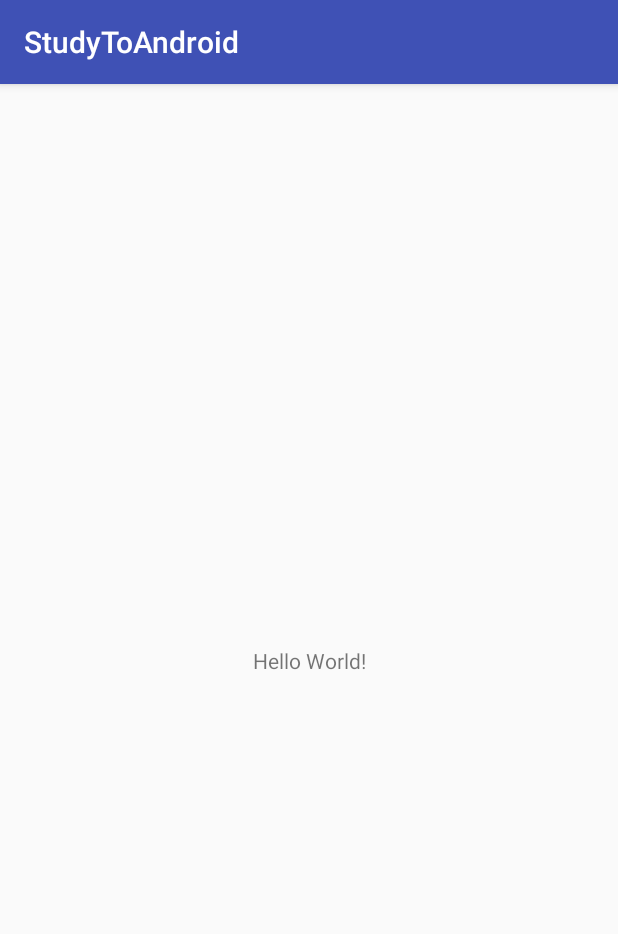
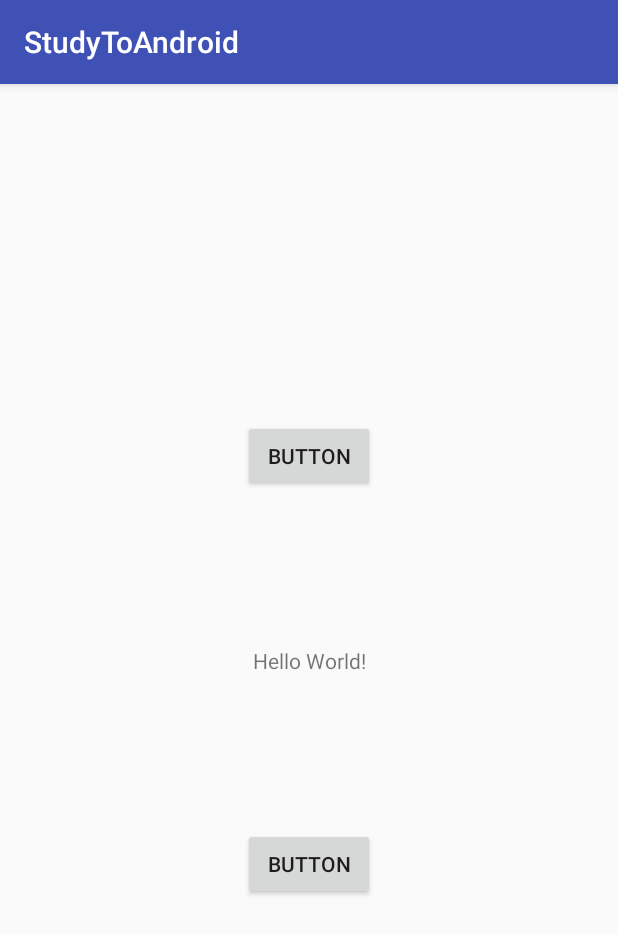
Before and after one commit to baeyeongpyo/StudyToAndroid, an Android app: the screen it shows after launch (MainActivity), on a phone screen of 412 x 824 dp. Shown: the top 934 px of the screen. Run offline under Robolectric (Android 15) with nearby library versions, the phone set to English and light mode, and no system bars.

Commit message:
2018-03-07-22:20

```diff
--- a/app/build.gradle
+++ b/app/build.gradle
@@ -25,4 +25,8 @@ dependencies {
     testImplementation 'junit:junit:4.12'
     androidTestImplementation 'com.android.support.test:runner:1.0.1'
     androidTestImplementation 'com.android.support.test.espresso:espresso-core:3.0.1'
+    implementation "org.jetbrains.kotlin:kotlin-stdlib-jre7:$kotlin_version"
 }
+
+apply plugin: 'kotlin-android'
+apply plugin: 'kotlin-android-extensions'
--- a/app/src/main/AndroidManifest.xml
+++ b/app/src/main/AndroidManifest.xml
@@ -16,6 +16,8 @@
                 <category android:name="android.intent.category.LAUNCHER" />
             </intent-filter>
         </activity>
+        <activity android:name=".JAVA_Study.JAVAMainActivity" />
+        <activity android:name=".KOTLIN_Study.KOTLINMainActivity"></activity>
     </application>
 
 </manifest>
--- a/app/src/main/java/com/example/yeongpyo/studytoandroid/MainActivity.java
+++ b/app/src/main/java/com/example/yeongpyo/studytoandroid/MainActivity.java
@@ -9,5 +9,8 @@ public class MainActivity extends AppCompatActivity {
     protected void onCreate(Bundle savedInstanceState) {
         super.onCreate(savedInstanceState);
         setContentView(R.layout.activity_main);
+
+
+
     }
 }
--- a/app/src/main/res/layout/activity_main.xml
+++ b/app/src/main/res/layout/activity_main.xml
@@ -15,4 +15,24 @@
         app:layout_constraintRight_toRightOf="parent"
         app:layout_constraintTop_toTopOf="parent" />
 
+    <Button
+        android:id="@+id/JAVAButton"
+        android:layout_width="wrap_content"
+        android:layout_height="wrap_content"
+        android:text="Button"
+        app:layout_constraintBottom_toTopOf="@+id/KOTLINButton"
+        app:layout_constraintEnd_toEndOf="parent"
+        app:layout_constraintStart_toStartOf="parent"
+        app:layout_constraintTop_toTopOf="parent" />
+
+    <Button
+        android:id="@+id/KOTLINButton"
+        android:layout_width="wrap_content"
+        android:layout_height="wrap_content"
+        android:text="Button"
+        app:layout_constraintBottom_toBottomOf="parent"
+        app:layout_constraintEnd_toEndOf="parent"
+        app:layout_constraintStart_toStartOf="parent"
+        app:layout_constraintTop_toBottomOf="@+id/JAVAButton" />
+
 </android.support.constraint.ConstraintLayout>
--- a/build.gradle
+++ b/build.gradle
@@ -1,6 +1,7 @@
 // Top-level build file where you can add configuration options common to all sub-projects/modules.
 
 buildscript {
+    ext.kotlin_version = '1.2.21'
 
     repositories {
         google()
@@ -9,9 +10,9 @@ buildscript {
     dependencies {
         classpath 'com.android.tools.build:gradle:3.0.1'
 
-
         // NOTE: Do not place your application dependencies here; they belong
         // in the individual module build.gradle files
+        classpath "org.jetbrains.kotlin:kotlin-gradle-plugin:$kotlin_version"
     }
 }
 
```
Also changed, not shown: app/src/main/java/com/example/yeongpyo/studytoandroid/JAVA_Study/JAVAMainActivity.java (added, +15 -0 lines), app/src/main/java/com/example/yeongpyo/studytoandroid/KOTLIN_Study/KOTLINMainActivity.kt (added, +13 -0 lines), app/src/main/res/layout/activity_javamain.xml (added, +9 -0 lines), app/src/main/res/layout/activity_kotlinmain.xml (added, +9 -0 lines).
